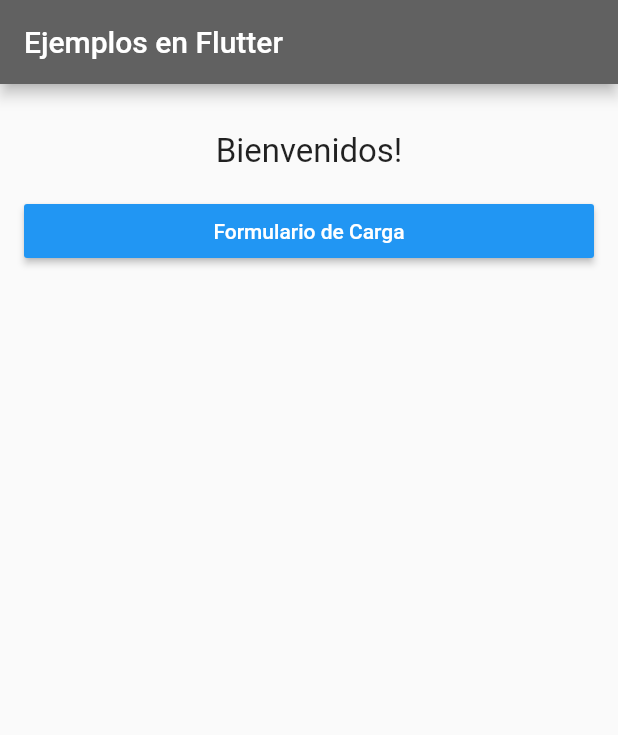
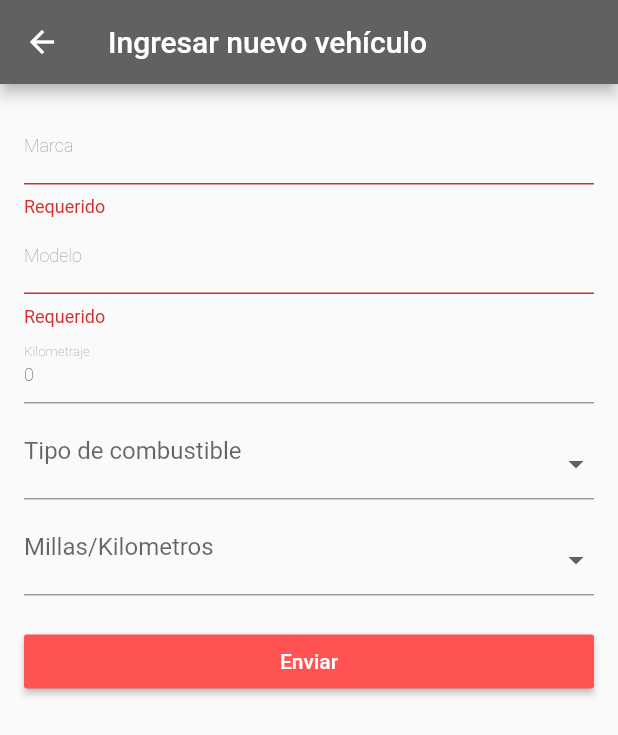
Before and after one commit to SirKuryaki/flutter_examples, a Flutter app: the screen it shows after launch, after a tap on "Formulario de Carga", on a phone screen of 412 x 824 dp. Shown: the top 735 px of the screen. Run offline on Flutter 3.47's test engine with Material 2 defaults, Android fonts, the phone set to English and light mode, and no system bars.

Commit message:
- added form page

```diff
--- a/lib/MainMenuPage.dart
+++ b/lib/MainMenuPage.dart
@@ -1,4 +1,5 @@
 import 'package:flutter/material.dart';
+import 'form/FormPage.dart';
 
 class MainMenuPage extends StatefulWidget {
   @override
@@ -28,7 +29,9 @@ class _MainMenuPageState extends State<MainMenuPage> {
               padding: const EdgeInsets.all(8.0),
               textColor: Colors.white,
               color: Colors.blue,
-              onPressed: () {},
+              onPressed: () {
+                Navigator.of(context).pushNamed(FORM_PAGE_ROUTE);
+              },
               child: new Text(
                 'Formulario de Carga',
               ),
--- /dev/null
+++ b/lib/form/FormPage.dart
@@ -0,0 +1,182 @@
+import 'package:flutter/material.dart';
+import '../model/Car.dart';
+
+const String FORM_PAGE_ROUTE = '/form';
+
+class FormPage extends StatefulWidget {
+  @override
+  _FormPageState createState() => _FormPageState();
+}
+
+class _FormPageState extends State<FormPage> {
+  final GlobalKey<FormState> _formKey = GlobalKey<FormState>();
+
+  bool _showErrors = false;
+  Car _car = Car();
+
+  @override
+  Widget build(BuildContext context) {
+    final Size screenSize = MediaQuery.of(context).size;
+
+    return Scaffold(
+      appBar: AppBar(
+        title: Text('Ingresar nuevo vehículo'),
+      ),
+      body: Container(
+          padding: EdgeInsets.all(16.0),
+          child: Form(
+            autovalidate: true,
+            key: this._formKey,
+            child: ListView(
+              children: <Widget>[
+                TextFormField(
+                  validator: (value) {
+                    if (value.isEmpty) {
+                      return 'Requerido';
+                    }
+                  },
+                  onSaved: (String value) {
+                    this._car.brand = value;
+                  },
+                  decoration:
+                      InputDecoration(hintText: 'Hyundai', labelText: 'Marca'),
+                  style: TextStyle(
+                      fontSize: 12.0,
+                      color: const Color(0xFF000000),
+                      fontWeight: FontWeight.w200,
+                      fontFamily: 'Roboto'),
+                ),
+                TextFormField(
+                  validator: (value) {
+                    if (value.isEmpty) {
+                      return 'Requerido';
+                    }
+                  },
+                  onSaved: (String value) {
+                    this._car.model = value;
+                  },
+                  decoration: InputDecoration(
+                      hintText: 'Genesis coupe', labelText: 'Modelo'),
+                  style: TextStyle(
+                      fontSize: 12.0,
+                      color: const Color(0xFF000000),
+                      fontWeight: FontWeight.w200,
+                      fontFamily: 'Roboto'),
+                ),
+                TextFormField(
+                  validator: (value) {
+                    var odometer = int.tryParse(value);
+                    if (!(odometer is int)) {
+                      return 'Valor inválido';
+                    }
+                  },
+                  initialValue: '0',
+                  onSaved: (String value) {
+                    this._car.initialOdometer = int.parse(value);
+                  },
+                  keyboardType: TextInputType.number,
+                  decoration: InputDecoration(labelText: 'Kilometraje'),
+                  style: TextStyle(
+                      fontSize: 12.0,
+                      color: const Color(0xFF000000),
+                      fontWeight: FontWeight.w200,
+                      fontFamily: 'Roboto'),
+                ),
+                InputDecorator(
+                  decoration: InputDecoration(
+                      labelText: 'Tipo de combustible',
+                      errorText: _showErrors && _car.fuelType == null
+                          ? 'Requerido'
+                          : null),
+                  isEmpty: _car.fuelType == null,
+                  child: DropdownButtonHideUnderline(
+                    child: DropdownButton<String>(
+                      onChanged: (String value) {
+                        setState(() {
+                          _car.fuelType = value;
+                        });
+                      },
+                      value: _car.fuelType,
+                      isDense: true,
+                      style: TextStyle(
+                          fontSize: 12.0,
+                          color: const Color(0xFF202020),
+                          fontWeight: FontWeight.w200,
+                          fontFamily: 'Roboto'),
+                      items: <DropdownMenuItem<String>>[
+                        const DropdownMenuItem<String>(
+                            value: 'Gasoline', child: const Text('Nafta')),
+                        const DropdownMenuItem<String>(
+                            value: 'Diesel', child: const Text('Diesel')),
+                        const DropdownMenuItem<String>(
+                            value: 'Hybrid', child: const Text('Híbrido')),
+                        const DropdownMenuItem<String>(
+                            value: 'CNG', child: const Text('GNC')),
+                      ],
+                    ),
+                  ),
+                ),
+                InputDecorator(
+                  decoration: InputDecoration(
+                      labelText: 'Millas/Kilometros',
+                      errorText: _showErrors && _car.measureUnit == null
+                          ? 'Requerido'
+                          : null),
+                  isEmpty: _car.measureUnit == null,
+                  child: DropdownButtonHideUnderline(
+                    child: DropdownButton<String>(
+                      onChanged: (String value) {
+                        setState(() {
+                          _car.measureUnit = value;
+                        });
+                      },
+                      value: _car.measureUnit,
+                      isDense: true,
+                      style: TextStyle(
+                          fontSize: 12.0,
+                          color: const Color(0xFF202020),
+                          fontWeight: FontWeight.w200,
+                          fontFamily: 'Roboto'),
+                      items: <DropdownMenuItem<String>>[
+                        const DropdownMenuItem<String>(
+                            value: 'Miles', child: const Text('Millas')),
+                        const DropdownMenuItem<String>(
+                            value: 'Kilometers',
+                            child: const Text('Kilometros')),
+                      ],
+                    ),
+                  ),
+                ),
+                Container(
+                  width: screenSize.width,
+                  child: RaisedButton(
+                    child: Text(
+                      'Enviar',
+                      style: TextStyle(color: Colors.white),
+                    ),
+                    onPressed: () => this._addNewCar(),
+                    color: Colors.redAccent,
+                  ),
+                  margin: EdgeInsets.only(top: 20.0),
+                )
+                // We will add fields here.
+              ],
+            ),
+          )),
+    );
+  }
+
+  void _addNewCar() {
+    if (_formKey.currentState.validate() &&
+        _car.measureUnit != null &&
+        _car.fuelType != null) {
+      _formKey.currentState.save();
+
+//TODO: perform save
+    } else {
+      setState(() {
+        _showErrors = true;
+      });
+    }
+  }
+}
--- a/lib/main.dart
+++ b/lib/main.dart
@@ -1,5 +1,6 @@
 import 'package:flutter/material.dart';
-import 'package:flutter_form_validator_example/MainMenuPage.dart';
+import 'MainMenuPage.dart';
+import 'form/FormPage.dart';
 
 void main() => runApp(new MyApp());
 
@@ -8,11 +9,13 @@ class MyApp extends StatelessWidget {
   @override
   Widget build(BuildContext context) {
     return new MaterialApp(
-      title: 'Flutter Demo',
-      theme: new ThemeData(
-        primaryColor: Colors.grey.shade700,
-      ),
-      home: MainMenuPage(),
-    );
+        title: 'Flutter Demo',
+        theme: new ThemeData(
+          primaryColor: Colors.grey.shade700,
+        ),
+        home: MainMenuPage(),
+        routes: {
+          FORM_PAGE_ROUTE: (BuildContext context) => FormPage(),
+        });
   }
 }
--- /dev/null
+++ b/lib/model/Car.dart
@@ -0,0 +1,10 @@
+class Car {
+  String id;
+  String brand;
+  String model;
+  int initialOdometer;
+  String fuelType;
+  String measureUnit;
+
+  Car();
+}
```
